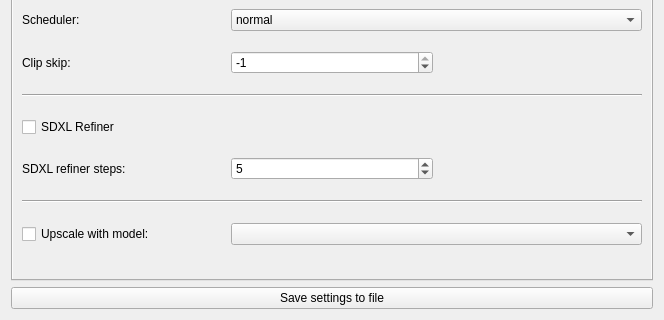
First picture: the form in assets/ui/settings_window.ui, repository shinomakoi/SnugQt, before the edit; both pictures show x 0 to 664 and y 499 to 819 of the 664 by 819 pixel window.
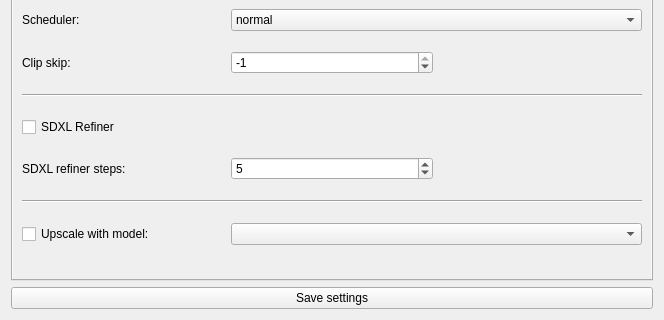
Second picture: the form after the edit.

The edit to the form file:
```diff
--- a/assets/ui/settings_window.ui
+++ b/assets/ui/settings_window.ui
@@ -20,7 +20,7 @@
       <string>Save the current settings</string>
      </property>
      <property name="text">
-      <string>Save settings to file</string>
+      <string>Save settings</string>
      </property>
     </widget>
    </item>
```
Left out of the diff: 10 changed lines with no effect on the pictures.
